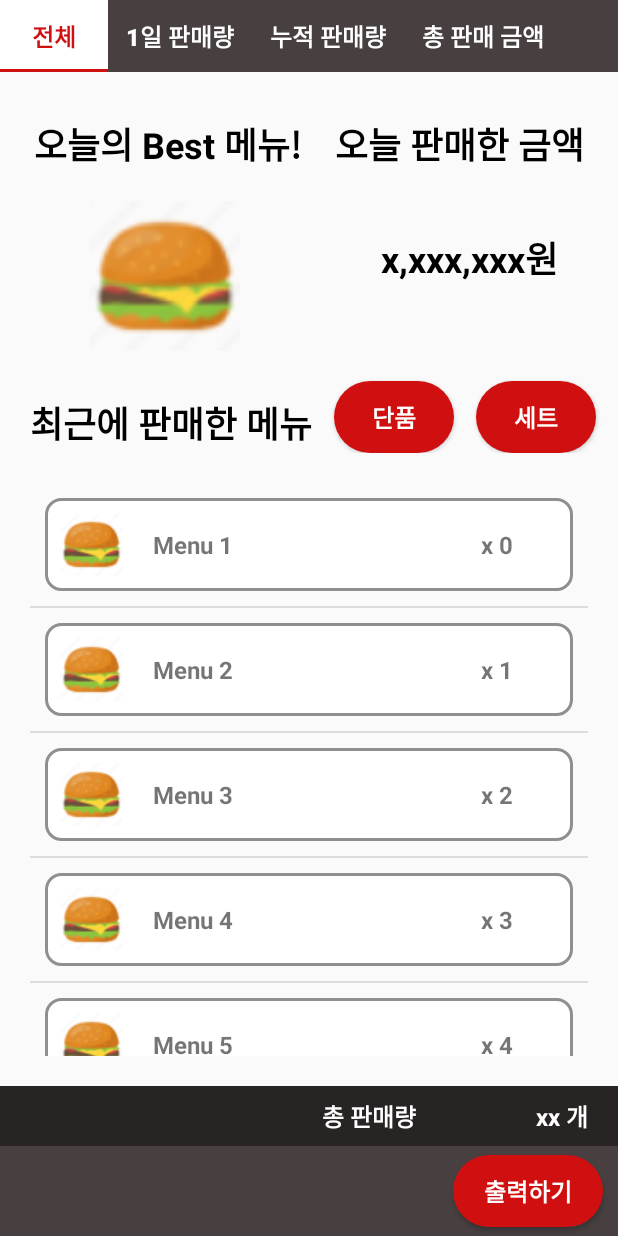
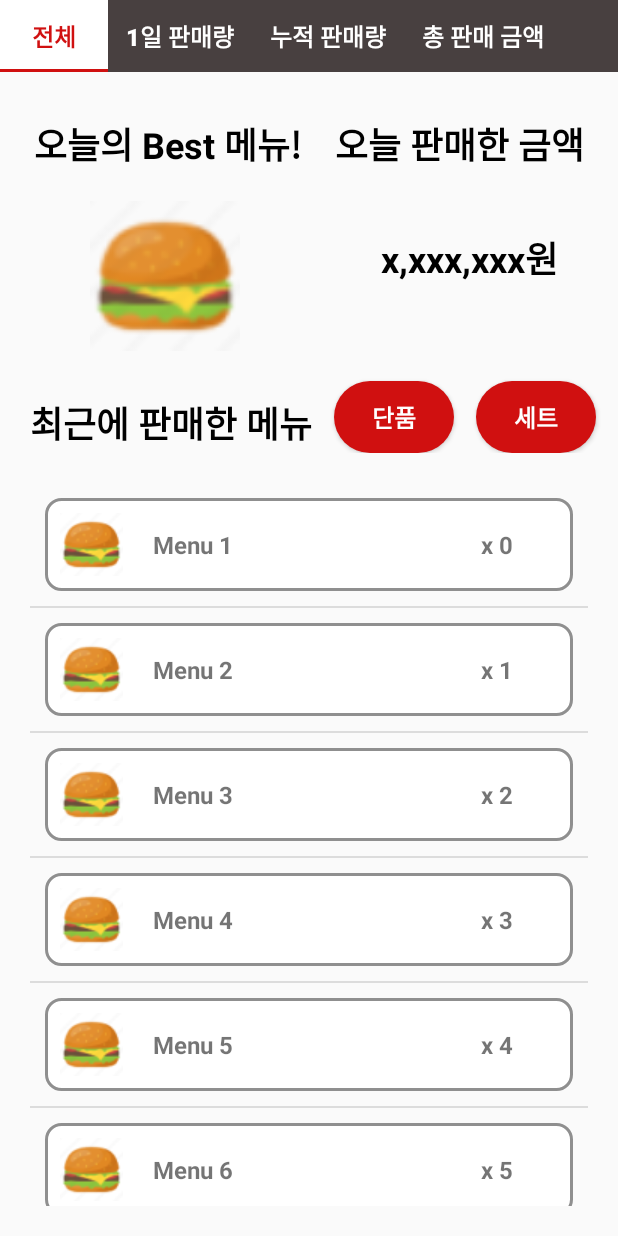
Before and after one commit to HJTN/AppProgramming_T6, an Android app: the AccountActivity screen opened directly, with no data from a screen before it, on a phone screen of 412 x 824 dp. Run offline under Robolectric (Android 15) with nearby library versions, the light colour scheme and no system bars.

Commit message:
Modify: Admin Pages

```diff
--- a/app/src/main/java/com/example/kioskupgrade/AccountActivity.kt
+++ b/app/src/main/java/com/example/kioskupgrade/AccountActivity.kt
@@ -18,6 +18,9 @@ class AccountActivity : AppCompatActivity() {
         super.onCreate(savedInstanceState)
         val binding = ActivityAccountBinding.inflate(layoutInflater)
         setContentView(binding.root)
+
+        binding.bottomBar1.visibility = View.GONE
+        binding.bottomBar2.visibility = View.GONE
 
         val tabLayout = binding.tabs
 
```
